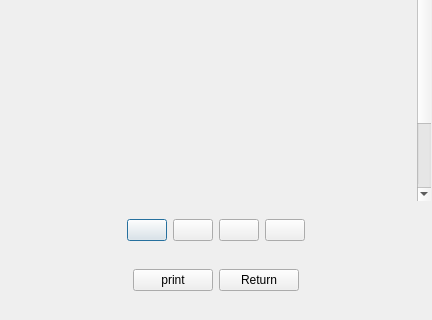
Above: cpath/imagepreviewdialog.ui from lzk/statusmonitor before the change; both pictures show x 0 to 432 and y 330 to 650 of the 432 by 650 pixel window. Below: the same form after it.
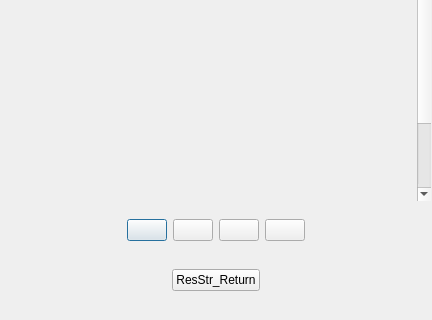
That is the form after the change. Icons and pictures are not drawn.

Diff of the .ui file:
```diff
--- a/cpath/imagepreviewdialog.ui
+++ b/cpath/imagepreviewdialog.ui
@@ -150,17 +150,10 @@
       </property>
      </spacer>
     </item>
-    <item>
-     <widget class="QPushButton" name="print">
-      <property name="text">
-       <string>print</string>
-      </property>
-     </widget>
-    </item>
     <item>
      <widget class="QPushButton" name="back">
       <property name="text">
-       <string>Return</string>
+       <string>ResStr_Return</string>
       </property>
      </widget>
     </item>
```
Left out of the diff: 5 changed lines with no effect on the pictures.
